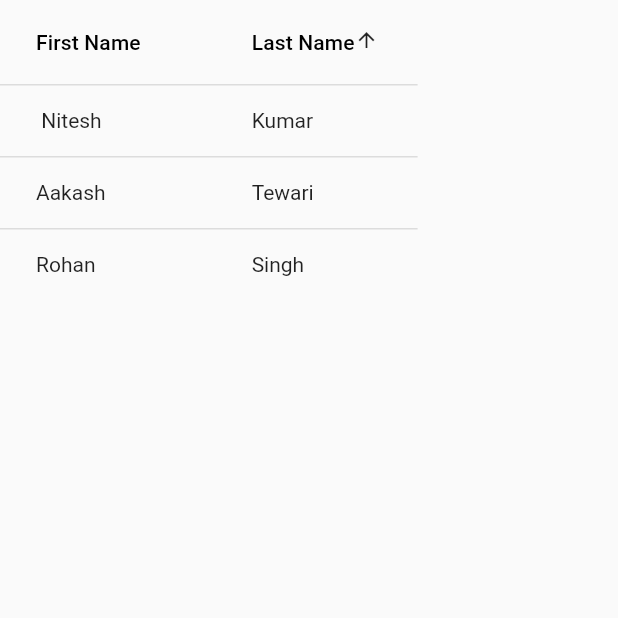
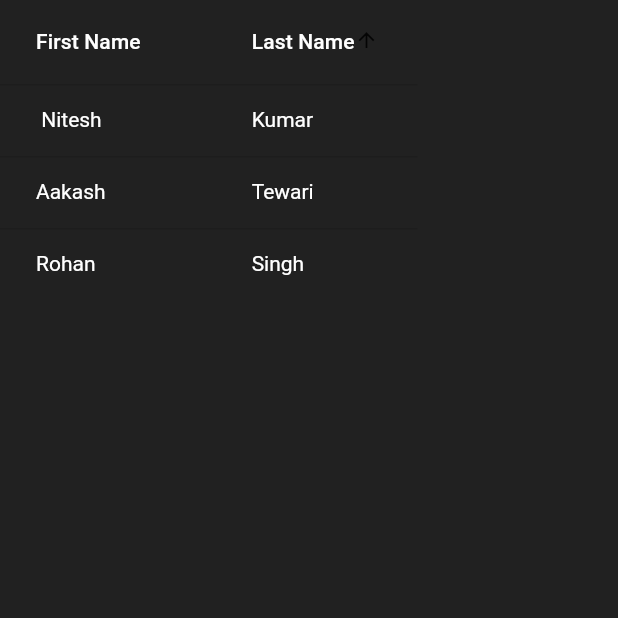
Before and after one commit to ACM-VIT/fludget, a Flutter app: the Datatable screen opened directly, on a phone screen of 412 x 824 dp, the top half of it. Run offline on Flutter 3.47's test engine with Material 2 defaults, Android fonts, the phone set to English and light mode, and no system bars.

Commit message:
changes implemented

```diff
--- a/lib/routes/DataTable.dart
+++ b/lib/routes/DataTable.dart
@@ -16,7 +16,11 @@ class DatatableState extends State<Datatable> {
       sortAscending: true,
       columns: <DataColumn>[
         DataColumn(
-          label: Text("First Name"),
+          label: Text(
+            "First Name",
+            style:
+                new TextStyle(fontSize: 14.0, color: Colors.white, height: 1.2),
+          ),
           numeric: false,
           onSort: (i, b) {
             print("$i $b");
@@ -27,7 +31,11 @@ class DatatableState extends State<Datatable> {
           tooltip: "To display first name of the Name",
         ),
         DataColumn(
-          label: Text("Last Name"),
+          label: Text(
+            "Last Name",
+            style:
+                new TextStyle(fontSize: 14.0, color: Colors.white, height: 1.2),
+          ),
           numeric: false,
           onSort: (i, b) {
             print("$i $b");
@@ -43,12 +51,20 @@ class DatatableState extends State<Datatable> {
             (name) => DataRow(
               cells: [
                 DataCell(
-                  Text(name.firstName),
+                  Text(
+                    name.firstName,
+                    style: new TextStyle(
+                        fontSize: 14.0, color: Colors.white, height: 1.2),
+                  ),
                   showEditIcon: false,
                   placeholder: false,
                 ),
                 DataCell(
-                  Text(name.lastName),
+                  Text(
+                    name.lastName,
+                    style: new TextStyle(
+                        fontSize: 14.0, color: Colors.white, height: 1.2),
+                  ),
                   showEditIcon: false,
                   placeholder: false,
                 )
@@ -60,6 +76,7 @@ class DatatableState extends State<Datatable> {
   @override
   Widget build(BuildContext context) {
     return Scaffold(
+      backgroundColor: Colors.grey[900],
       body: Container(
         child: bodyData(),
       ),
```
